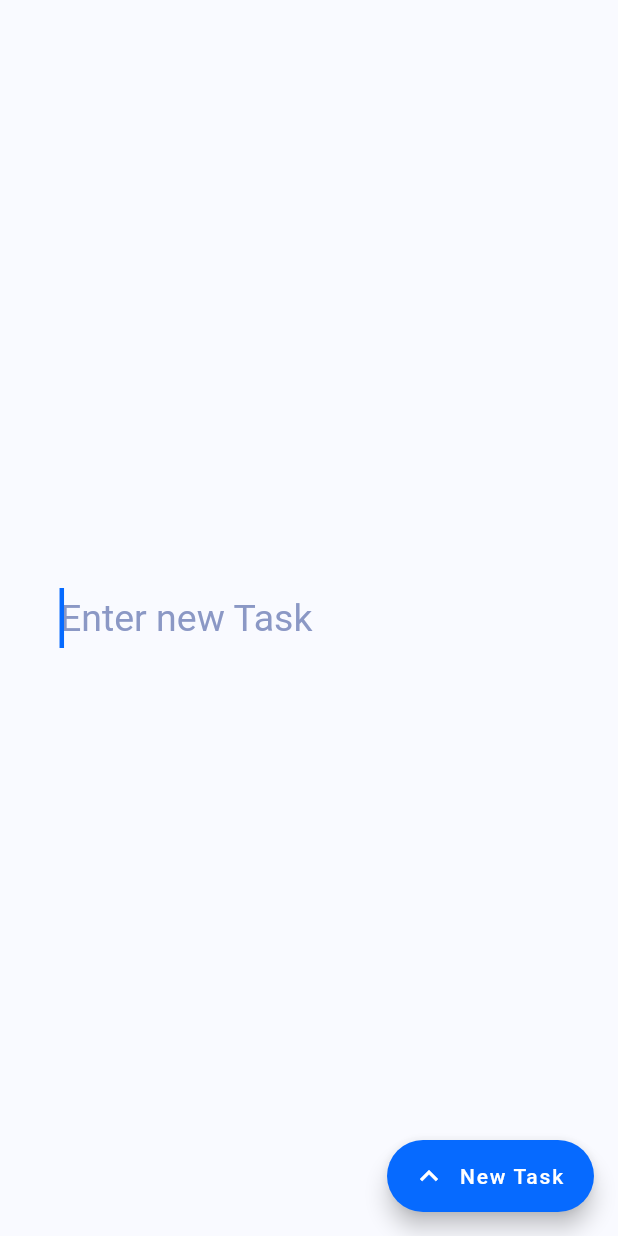
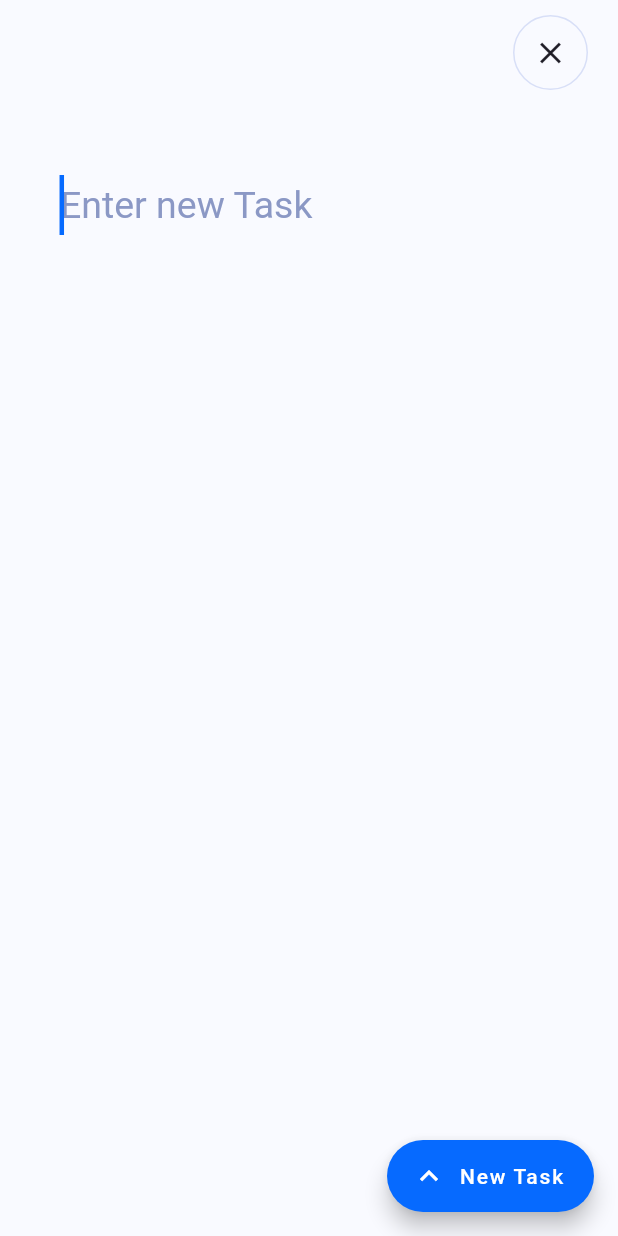
Before and after one commit to vishnuk7/tudu, a Flutter app: the screen it shows after launch, after a tap on the "add" icon, on a phone screen of 412 x 824 dp. Run offline on Flutter 3.47's test engine with Material 2 defaults, Android fonts, the phone set to English and light mode, and no system bars; our stand-ins replace circular_check_box, flutter_svg, shared_preferences.

Commit message:
toggle theme 🔥

```diff
--- a/lib/main.dart
+++ b/lib/main.dart
@@ -1,88 +1,74 @@
 import 'package:flutter/material.dart';
+import 'package:provider/provider.dart';
 import 'package:todo/pages/add_todo.dart';
 import 'package:todo/providers/dark_theme_provider.dart';
 import 'package:todo/styles/styles.dart';
 import 'package:todo/utils/constants.dart';
 import 'package:circular_check_box/circular_check_box.dart';
+import 'package:flutter_svg/flutter_svg.dart';
 
 void main() {
-  runApp(MyApp());
+  runApp(ChangeNotifierProvider(
+    create: (_) => DarkThemeProvider(),
+    child: MyApp(),
+  ));
 }
 
 // ignore: must_be_immutable
 class MyApp extends StatelessWidget {
   // This widget is the root of your application.
-  DarkThemeProvider themeChangeProvider = new DarkThemeProvider();
-
-  MyApp() {
-    getCurrentAppTheme();
-  }
-
-  void getCurrentAppTheme() async {
-    themeChangeProvider.darkTheme =
-        await themeChangeProvider.darkThemePreference.getTheme();
-  }
 
   @override
   Widget build(BuildContext context) {
+    final themeChangeProvider = Provider.of<DarkThemeProvider>(context);
     return MaterialApp(
       title: 'Flutter Demo',
-      theme: Styles.themeData(false, context),
-      home: MyHomePage(title: 'Flutter Demo Home Page'),
+      theme: Styles.themeData(themeChangeProvider.darkTheme, context),
+      home: MyHomePage(),
+      debugShowCheckedModeBanner: false,
     );
   }
 }
 
-class MyHomePage extends StatefulWidget {
-  MyHomePage({Key key, this.title}) : super(key: key);
-
-  final String title;
-
-  @override
-  _MyHomePageState createState() => _MyHomePageState();
-}
-
-class _MyHomePageState extends State<MyHomePage> {
+class MyHomePage extends StatelessWidget {
   final List<String> data = [
-    "ut",
+    "utli",
     "consequuntur repellat quos",
     "consectetur dolorem voluptas",
     "est-voluptas-autem"
   ];
 
-// Container(
-//           decoration: BoxDecoration(shape: BoxShape.circle, color: Colors.blue),
-//           child: Padding(
-//             padding: const EdgeInsets.all(10.0),
-//             child: _value
-//                 ? Icon(
-//                     Icons.check,
-//                     size: 30.0,
-//                     color: Colors.white,
-//                   )
-//                 : Icon(
-//                     Icons.check_box_outline_blank,
-//                     size: 30.0,
-//                     color: Colors.blue,
-//                   ),
-//           ),
-
   @override
   Widget build(BuildContext context) {
+    final themeChangeProvider = Provider.of<DarkThemeProvider>(context);
+
     return Scaffold(
       body: SafeArea(
         child: Column(
           crossAxisAlignment: CrossAxisAlignment.start,
           children: [
             Container(
+              padding: EdgeInsets.fromLTRB(0.0, 20.0, 20.0, 0),
+              child: InkWell(
+                onTap: () {
+                  themeChangeProvider.darkTheme =
+                      !themeChangeProvider.darkTheme;
+                  print(themeChangeProvider.darkTheme);
+                },
+                child: Container(
+                  alignment: Alignment.topRight,
+                  child: themeChangeProvider.darkTheme
+                      ? SvgPicture.asset('assets/sun.svg')
+                      : SvgPicture.asset('assets/moon.svg'),
+                ),
+              ),
+            ),
+            Container(
               padding: EdgeInsets.symmetric(vertical: 30.0, horizontal: 8.0),
               child: Text(
                 "What's Up Vishnu!",
                 textAlign: TextAlign.left,
-                style: TextStyle(
-                    color: kBlackColor1,
-                    fontSize: 25.0,
-                    fontWeight: FontWeight.w600),
+                style: TextStyle(fontSize: 25.0, fontWeight: FontWeight.w600),
               ),
             ),
             Container(
@@ -125,7 +111,9 @@ class _MyHomePageState extends State<MyHomePage> {
                       ),
                       padding: EdgeInsets.all(4),
                       decoration: BoxDecoration(
-                        color: kWhiteColor2,
+                        color: themeChangeProvider.darkTheme
+                            ? kBlackColor2
+                            : kWhiteColor2,
                         borderRadius: BorderRadius.circular(20),
                         boxShadow: [kBoxShadowLightTheme],
                       ));
@@ -149,3 +137,12 @@ class _MyHomePageState extends State<MyHomePage> {
     );
   }
 }
+
+// class MyHomePage extends StatefulWidget {
+//   MyHomePage({Key key, this.title}) : super(key: key);
+
+//   final String title;
+
+//   @override
+//   _MyHomePageState createState() => _MyHomePageState();
+// }
--- a/lib/pages/add_todo.dart
+++ b/lib/pages/add_todo.dart
@@ -1,17 +1,42 @@
 import 'package:flutter/material.dart';
+import 'package:provider/provider.dart';
+import 'package:todo/providers/dark_theme_provider.dart';
 import 'package:todo/utils/constants.dart';
 
 class AddTodo extends StatelessWidget {
   @override
   Widget build(BuildContext context) {
+    final themeChangeProvider = Provider.of<DarkThemeProvider>(context);
     return Scaffold(
       body: SafeArea(
           child: Column(
-        crossAxisAlignment: CrossAxisAlignment.center,
-        mainAxisAlignment: MainAxisAlignment.center,
         children: [
-          Column(
-            children: [
+          Align(
+            alignment: Alignment.topRight,
+            child: InkWell(
+              onTap: () {
+                Navigator.of(context).pop();
+              },
+              child: Container(
+                margin: EdgeInsets.symmetric(vertical: 10, horizontal: 20),
+                height: 50.0,
+                width: 50.0,
+                child: Icon(
+                  Icons.close,
+                  color: themeChangeProvider.darkTheme
+                      ? kWhiteColor1
+                      : kBlackColor1,
+                ),
+                decoration: BoxDecoration(
+                  border: Border.all(color: kGrey, width: 1.0),
+                  borderRadius: BorderRadius.circular(50.0),
+                  color: themeChangeProvider.darkTheme
+                      ? kBlackColor2
+                      : kWhiteColor1,
+                ),
+              ),
+            ),
+          ),
           Container(
             padding: EdgeInsets.all(40.0),
             child: TextFormField(
@@ -28,8 +53,6 @@ class AddTodo extends StatelessWidget {
                     color: kLightGrey,
                   )),
             ),
-              ),
-            ],
           )
         ],
       )),
--- /dev/null
+++ b/lib/providers/todo_provider.dart
@@ -0,0 +1,3 @@
+import 'package:flutter/cupertino.dart';
+
+class TodoProvider with ChangeNotifier {}
--- a/pubspec.yaml
+++ b/pubspec.yaml
@@ -27,6 +27,8 @@ dependencies:
     shared_preferences: ^0.5.12+4
     provider: ^4.3.2+3
 
+    flutter_svg: ^0.19.1
+
     circular_check_box: ^1.0.4
 
     # The following adds the Cupertino Icons font to your application.
@@ -42,6 +44,9 @@ dev_dependencies:
 
 # The following section is specific to Flutter.
 flutter:
+    assets:
+        - assets/
+
     # The following line ensures that the Material Icons font is
     # included with your application, so that you can use the icons in
     # the material Icons class.
```
Also changed, not shown: assets/moon.svg (added), assets/sun.svg (added), pubspec.lock. Lines whose indentation alone changed are shown as unchanged.
